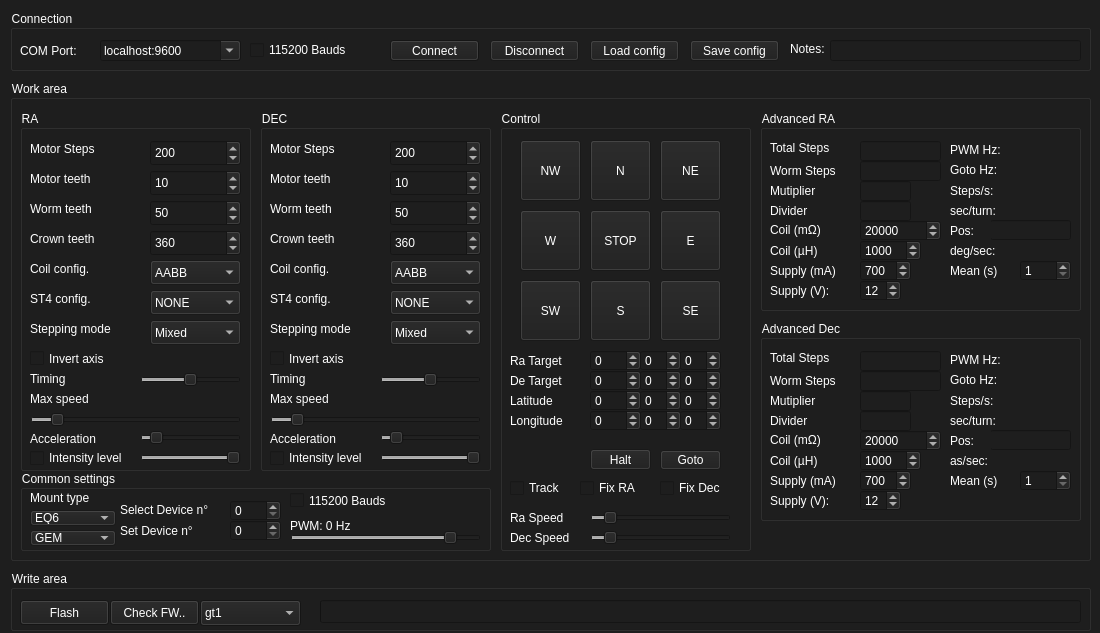
ahp-electronics/gt-configurator, file mainwindow.ui: the form before one commit.
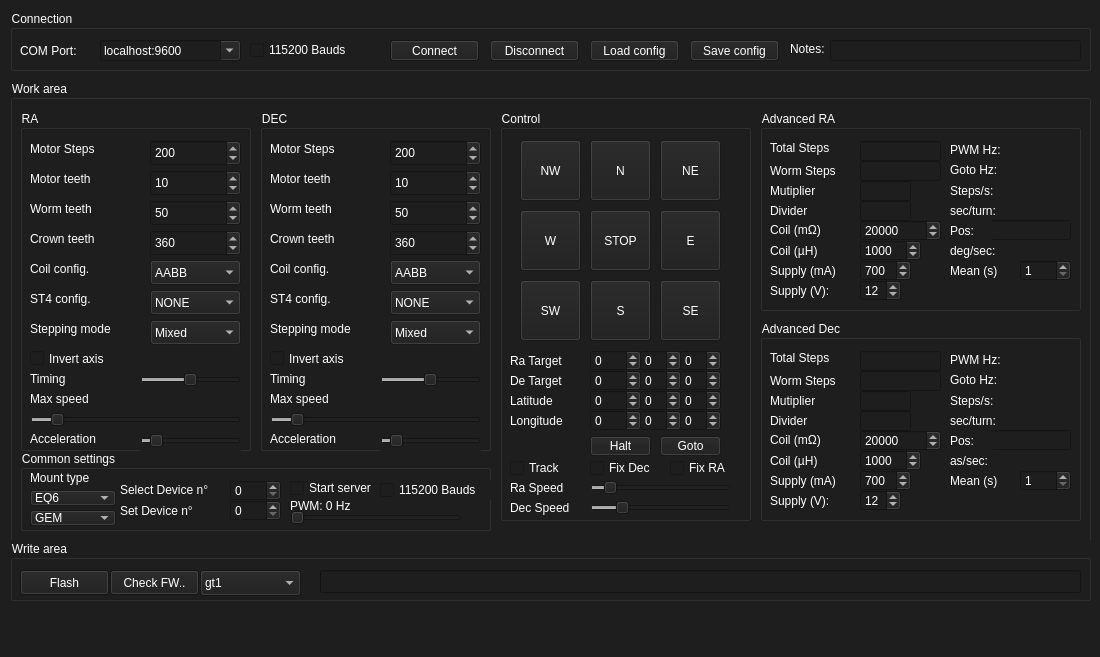
The form after the commit.

Commit message: Corrected initial timimg setting

Diff of the .ui file:
```diff
--- a/mainwindow.ui
+++ b/mainwindow.ui
@@ -7,7 +7,7 @@
     <x>0</x>
     <y>0</y>
     <width>1100</width>
-    <height>633</height>
+    <height>657</height>
    </rect>
   </property>
   <property name="styleSheet">
@@ -25,7 +25,7 @@
       <x>10</x>
       <y>80</y>
       <width>1081</width>
-      <height>481</height>
+      <height>461</height>
      </rect>
     </property>
     <property name="contextMenuPolicy">
@@ -46,7 +46,7 @@
        <x>490</x>
        <y>30</y>
        <width>251</width>
-       <height>441</height>
+       <height>411</height>
       </rect>
      </property>
      <property name="title">
@@ -121,7 +121,7 @@
       <property name="geometry">
        <rect>
         <x>90</x>
-        <y>400</y>
+        <y>370</y>
         <width>141</width>
         <height>16</height>
        </rect>
@@ -149,7 +149,7 @@
       <property name="geometry">
        <rect>
         <x>10</x>
-        <y>400</y>
+        <y>370</y>
         <width>81</width>
         <height>16</height>
        </rect>
@@ -162,7 +162,7 @@
       <property name="geometry">
        <rect>
         <x>10</x>
-        <y>420</y>
+        <y>390</y>
         <width>81</width>
         <height>16</height>
        </rect>
@@ -175,7 +175,7 @@
       <property name="geometry">
        <rect>
         <x>90</x>
-        <y>420</y>
+        <y>390</y>
         <width>141</width>
         <height>16</height>
        </rect>
@@ -184,7 +184,7 @@
        <number>1</number>
       </property>
       <property name="maximum">
-       <number>2000</number>
+       <number>1000</number>
       </property>
       <property name="value">
        <number>200</number>
@@ -203,7 +203,7 @@
       <property name="geometry">
        <rect>
         <x>10</x>
-        <y>370</y>
+        <y>350</y>
         <width>71</width>
         <height>16</height>
        </rect>
@@ -216,7 +216,7 @@
       <property name="geometry">
        <rect>
         <x>160</x>
-        <y>340</y>
+        <y>326</y>
         <width>61</width>
         <height>20</height>
        </rect>
@@ -292,8 +292,8 @@
      <widget class="QCheckBox" name="TuneRa">
       <property name="geometry">
        <rect>
-        <x>80</x>
-        <y>370</y>
+        <x>170</x>
+        <y>350</y>
         <width>71</width>
         <height>16</height>
        </rect>
@@ -357,8 +357,8 @@
      <widget class="QCheckBox" name="TuneDec">
       <property name="geometry">
        <rect>
-        <x>160</x>
-        <y>370</y>
+        <x>90</x>
+        <y>350</y>
         <width>71</width>
         <height>16</height>
        </rect>
@@ -447,9 +447,9 @@
       <property name="geometry">
        <rect>
         <x>90</x>
-        <y>339</y>
+        <y>326</y>
         <width>61</width>
-        <height>21</height>
+        <height>20</height>
        </rect>
       </property>
       <property name="text">
@@ -604,7 +604,7 @@
      <property name="geometry">
       <rect>
        <x>10</x>
-       <y>390</y>
+       <y>370</y>
        <width>471</width>
        <height>81</height>
       </rect>
@@ -699,9 +699,9 @@
       <property name="geometry">
        <rect>
         <x>270</x>
-        <y>45</y>
+        <y>46</y>
         <width>171</width>
-        <height>21</height>
+        <height>20</height>
        </rect>
       </property>
       <property name="text">
@@ -713,7 +713,7 @@
        <rect>
         <x>270</x>
         <y>60</y>
-        <width>191</width>
+        <width>171</width>
         <height>16</height>
        </rect>
       </property>
@@ -726,9 +726,6 @@
       <property name="singleStep">
        <number>1</number>
       </property>
-      <property name="value">
-       <number>13</number>
-      </property>
       <property name="orientation">
        <enum>Qt::Horizontal</enum>
       </property>
@@ -793,13 +790,26 @@
        <string>Set Device n°</string>
       </property>
      </widget>
+     <widget class="QCheckBox" name="Server">
+      <property name="geometry">
+       <rect>
+        <x>270</x>
+        <y>30</y>
+        <width>91</width>
+        <height>16</height>
+       </rect>
+      </property>
+      <property name="text">
+       <string>Start server</string>
+      </property>
+     </widget>
      <widget class="QCheckBox" name="HighBauds">
       <property name="geometry">
        <rect>
-        <x>270</x>
-        <y>20</y>
+        <x>360</x>
+        <y>30</y>
         <width>111</width>
-        <height>21</height>
+        <height>20</height>
        </rect>
       </property>
       <property name="text">
@@ -1590,7 +1600,7 @@
        <x>10</x>
        <y>30</y>
        <width>231</width>
-       <height>361</height>
+       <height>341</height>
       </rect>
      </property>
      <property name="title">
@@ -1834,7 +1844,7 @@
         <x>120</x>
         <y>320</y>
         <width>101</width>
-        <height>16</height>
+        <height>21</height>
        </rect>
       </property>
       <property name="maximum">
@@ -1974,47 +1984,6 @@
        <string>Timing</string>
       </property>
      </widget>
-     <widget class="QSlider" name="IntensityLevel_0">
-      <property name="geometry">
-       <rect>
-        <x>120</x>
-        <y>340</y>
-        <width>101</width>
-        <height>16</height>
-       </rect>
-      </property>
-      <property name="maximum">
-       <number>100</number>
-      </property>
-      <property name="singleStep">
-       <number>1</number>
-      </property>
-      <property name="value">
-       <number>100</number>
-      </property>
-      <property name="orientation">
-       <enum>Qt::Horizontal</enum>
-      </property>
-      <property name="tickPosition">
-       <enum>QSlider::NoTicks</enum>
-      </property>
-      <property name="tickInterval">
-       <number>8</number>
-      </property>
-     </widget>
-     <widget class="QCheckBox" name="IntensityControl_0">
-      <property name="geometry">
-       <rect>
-        <x>10</x>
-        <y>340</y>
-        <width>101</width>
-        <height>16</height>
-       </rect>
-      </property>
-      <property name="text">
-       <string>Intensity level</string>
-      </property>
-     </widget>
     </widget>
     <widget class="QGroupBox" name="DEC">
      <property name="enabled">
@@ -2025,7 +1994,7 @@
        <x>250</x>
        <y>30</y>
        <width>231</width>
-       <height>361</height>
+       <height>341</height>
       </rect>
      </property>
      <property name="title">
@@ -2374,7 +2343,7 @@
         <x>120</x>
         <y>320</y>
         <width>101</width>
-        <height>16</height>
+        <height>21</height>
        </rect>
       </property>
       <property name="maximum">
@@ -2409,50 +2378,6 @@
        <string>Max speed</string>
       </property>
      </widget>
-     <widget class="QSlider" name="IntensityLevel_1">
-      <property name="geometry">
-       <rect>
-        <x>120</x>
-        <y>340</y>
-        <width>101</width>
-        <height>16</height>
-       </rect>
-      </property>
-      <property name="maximum">
-       <number>100</number>
-      </property>
-      <property name="singleStep">
-       <number>1</number>
-      </property>
-      <property name="value">
-       <number>100</number>
-      </property>
-      <property name="sliderPosition">
-       <number>100</number>
-      </property>
-      <property name="orientation">
-       <enum>Qt::Horizontal</enum>
-      </property>
-      <property name="tickPosition">
-       <enum>QSlider::NoTicks</enum>
-      </property>
-      <property name="tickInterval">
-       <number>8</number>
-      </property>
-     </widget>
-     <widget class="QCheckBox" name="IntensityControl_1">
-      <property name="geometry">
-       <rect>
-        <x>10</x>
-        <y>340</y>
-        <width>101</width>
-        <height>16</height>
-       </rect>
-      </property>
-      <property name="text">
-       <string>Intensity level</string>
-      </property>
-     </widget>
     </widget>
    </widget>
    <widget class="QGroupBox" name="Connection">
@@ -2607,7 +2532,7 @@
     <property name="geometry">
      <rect>
       <x>10</x>
-      <y>570</y>
+      <y>540</y>
       <width>1081</width>
       <height>61</height>
      </rect>
@@ -2732,6 +2657,7 @@
     </rect>
    </property>
   </widget>
+  <widget class="QStatusBar" name="statusbar"/>
   <action name="actionOpen_FW">
    <property name="text">
     <string>Open FW...</string>
```
Left out of the diff: 8 changed lines with no effect on the pictures. The commit also changes 2 other files.
